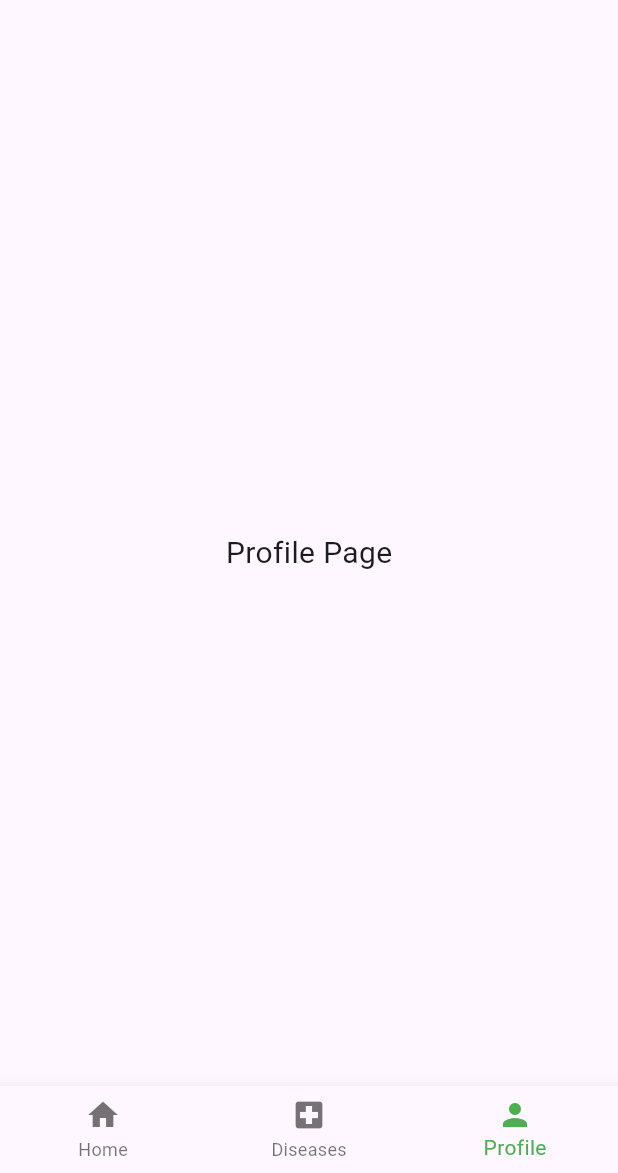
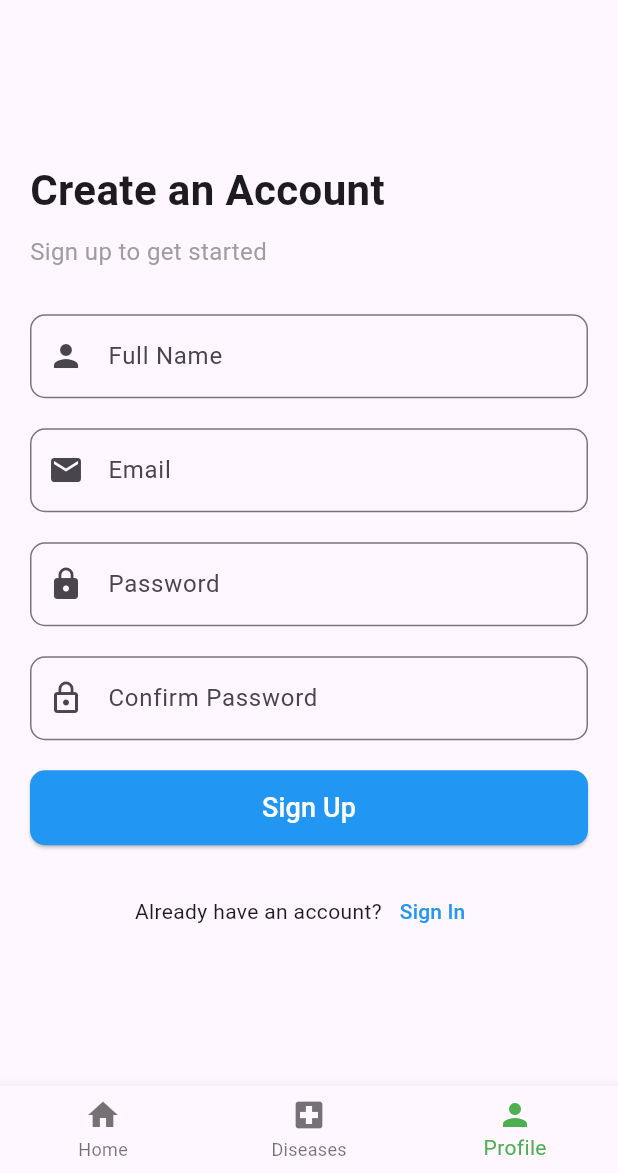
Before and after one commit to IT21161056/Papaya-Buddy, a Flutter app: the screen it shows after launch, item 3 of the bottom bar chosen, on a phone screen of 412 x 824 dp, the part 63-1236 px from its top. Run offline on Flutter 3.47's test engine with Material 3 defaults, Android fonts, the phone set to English and light mode, and no system bars; our stand-ins replace image_picker.

Commit message:
feat: sign-up UI

```diff
--- a/mobile_app/lib/routes/router.dart
+++ b/mobile_app/lib/routes/router.dart
@@ -1,4 +1,5 @@
 import 'package:flutter/material.dart';
+import 'package:mobile_app/views/auth/signup_view.dart';
 import '../views/home_view.dart';
 import '../views/splash_view.dart';
 
@@ -9,6 +10,8 @@ class AppRouter {
         return MaterialPageRoute(builder: (_) => const SplashView());
       case '/home':
         return MaterialPageRoute(builder: (_) => const HomeView());
+      case '/signup':
+        return MaterialPageRoute(builder: (_) => const SignupView());
       default:
         return MaterialPageRoute(
           builder: (_) => const Scaffold(
--- /dev/null
+++ b/mobile_app/lib/views/auth/signup_view.dart
@@ -0,0 +1,135 @@
+import 'package:flutter/material.dart';
+
+class SignupView extends StatefulWidget {
+  const SignupView({super.key});
+
+  @override
+  _SignupViewState createState() => _SignupViewState();
+}
+
+class _SignupViewState extends State<SignupView> {
+  final TextEditingController _nameController = TextEditingController();
+  final TextEditingController _emailController = TextEditingController();
+  final TextEditingController _passwordController = TextEditingController();
+  final TextEditingController _confirmPasswordController =
+      TextEditingController();
+
+  @override
+  Widget build(BuildContext context) {
+    return Scaffold(
+      body: Padding(
+        padding: const EdgeInsets.all(20.0),
+        child: Column(
+          mainAxisAlignment: MainAxisAlignment.center,
+          crossAxisAlignment: CrossAxisAlignment.start,
+          children: [
+            const Text(
+              "Create an Account",
+              style: TextStyle(fontSize: 28, fontWeight: FontWeight.bold),
+            ),
+            const SizedBox(height: 10),
+            const Text(
+              "Sign up to get started",
+              style: TextStyle(fontSize: 16, color: Colors.grey),
+            ),
+            const SizedBox(height: 30),
+
+            // Full Name Field
+            TextField(
+              controller: _nameController,
+              decoration: InputDecoration(
+                labelText: "Full Name",
+                prefixIcon: const Icon(Icons.person),
+                border: OutlineInputBorder(
+                  borderRadius: BorderRadius.circular(10),
+                ),
+              ),
+            ),
+            const SizedBox(height: 20),
+
+            // Email Field
+            TextField(
+              controller: _emailController,
+              keyboardType: TextInputType.emailAddress,
+              decoration: InputDecoration(
+                labelText: "Email",
+                prefixIcon: const Icon(Icons.email),
+                border: OutlineInputBorder(
+                  borderRadius: BorderRadius.circular(10),
+                ),
+              ),
+            ),
+            const SizedBox(height: 20),
+
+            // Password Field
+            TextField(
+              controller: _passwordController,
+              obscureText: true,
+              decoration: InputDecoration(
+                labelText: "Password",
+                prefixIcon: const Icon(Icons.lock),
+                border: OutlineInputBorder(
+                  borderRadius: BorderRadius.circular(10),
+                ),
+              ),
+            ),
+            const SizedBox(height: 20),
+
+            // Confirm Password Field
+            TextField(
+              controller: _confirmPasswordController,
+              obscureText: true,
+              decoration: InputDecoration(
+                labelText: "Confirm Password",
+                prefixIcon: const Icon(Icons.lock_outline),
+                border: OutlineInputBorder(
+                  borderRadius: BorderRadius.circular(10),
+                ),
+              ),
+            ),
+            const SizedBox(height: 20),
+
+            // Sign Up Button
+            SizedBox(
+              width: double.infinity,
+              height: 50,
+              child: ElevatedButton(
+                onPressed: () {
+                  // Signup logic
+                },
+                style: ElevatedButton.styleFrom(
+                  backgroundColor: Colors.blue,
+                  shape: RoundedRectangleBorder(
+                    borderRadius: BorderRadius.circular(10),
+                  ),
+                ),
+                child: const Text(
+                  "Sign Up",
+                  style: TextStyle(fontSize: 18, color: Colors.white),
+                ),
+              ),
+            ),
+            const SizedBox(height: 20),
+
+            // Sign In Link
+            Row(
+              mainAxisAlignment: MainAxisAlignment.center,
+              children: [
+                const Text("Already have an account?"),
+                TextButton(
+                  onPressed: () {
+                    Navigator.pushNamed(context, '/login');
+                  },
+                  child: const Text(
+                    "Sign In",
+                    style: TextStyle(color: Colors.blue),
+                  ),
+                ),
+              ],
+            ),
+          ],
+        ),
+      ),
+    );
+  }
+}
--- a/mobile_app/lib/views/home_view.dart
+++ b/mobile_app/lib/views/home_view.dart
@@ -1,4 +1,5 @@
 import 'package:flutter/material.dart';
+import 'package:mobile_app/views/auth/signup_view.dart';
 import 'package:mobile_app/views/diagonosisView/diagnosis_list.dart';
 import 'package:mobile_app/widgets/imagePickerWidget/imagepicker.dart';
 
@@ -15,7 +16,7 @@ class _HomeViewState extends State<HomeView> {
   static final List<Widget> _pages = <Widget>[
     const Dashboard(),
     const Center(child: Text('Disease View', style: TextStyle(fontSize: 20))),
-    const Center(child: Text('Profile Page', style: TextStyle(fontSize: 20))),
+    const SignupView(),
   ];
 
   void _onItemTapped(int index) {
@@ -32,7 +33,8 @@ class _HomeViewState extends State<HomeView> {
       bottomNavigationBar: BottomNavigationBar(
         items: const <BottomNavigationBarItem>[
           BottomNavigationBarItem(icon: Icon(Icons.home), label: 'Home'),
-          BottomNavigationBarItem(icon: Icon(Icons.local_hospital), label: 'Diseases'),
+          BottomNavigationBarItem(
+              icon: Icon(Icons.local_hospital), label: 'Diseases'),
           BottomNavigationBarItem(icon: Icon(Icons.person), label: 'Profile'),
         ],
         currentIndex: _selectedIndex,
@@ -127,7 +129,8 @@ class CropCard extends StatelessWidget {
             Center(
               child: Text(
                 cropName,
-                style: const TextStyle(fontSize: 18, fontWeight: FontWeight.normal),
+                style: const TextStyle(
+                    fontSize: 18, fontWeight: FontWeight.normal),
                 textAlign: TextAlign.center,
               ),
             ),
```
